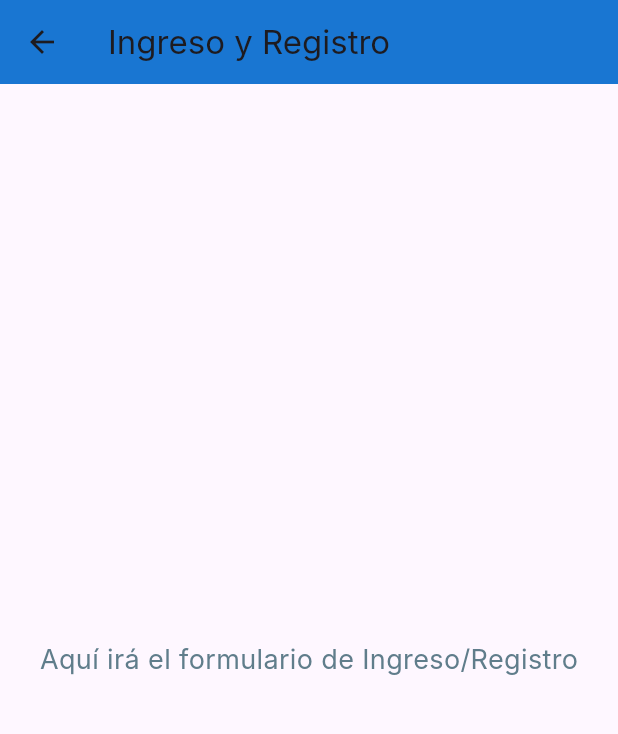
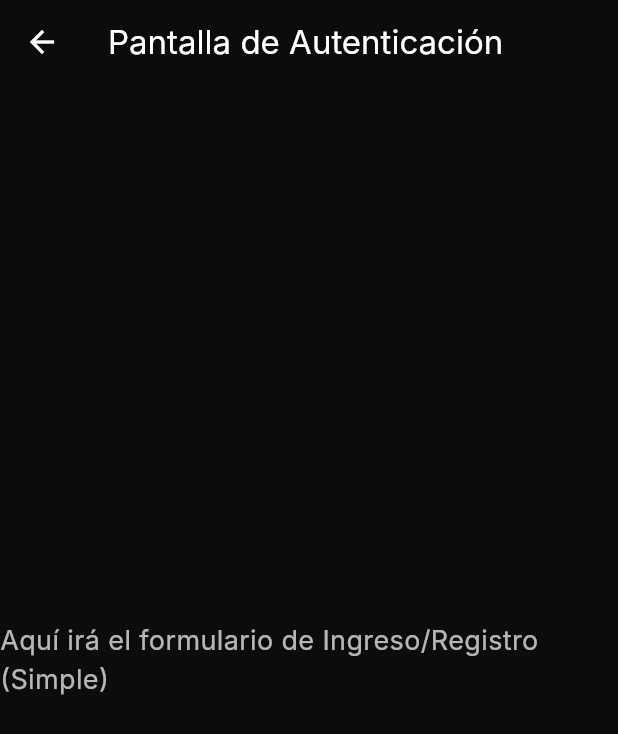
Before and after one commit to TanyaTec/LDSW_3.4_utilizacion_de_widgets, a Flutter app: the screen it shows after launch, after a tap on "Ingresa", on a phone screen of 412 x 824 dp. Shown: the top 734 px of the screen. Run offline on Flutter 3.47's test engine with Material 3 defaults, Android fonts, the phone set to English and light mode, and no system bars; Roboto replaces fonts that are missing (Inter).

Commit message:
home screen prueba final

```diff
--- a/lib/login_screen.dart
+++ b/lib/login_screen.dart
@@ -1,24 +1,27 @@
 import 'package:flutter/material.dart';
-
-// Este es un widget simple sin estado (StatelessWidget)
-// que sirve como un marcador de posición para la futura
-// pantalla de inicio de sesión y registro.
 
 class LoginScreen extends StatelessWidget {
   const LoginScreen({super.key});
 
   @override
   Widget build(BuildContext context) {
-    // Scaffold proporciona la estructura básica de la aplicación.
-    return const Scaffold(
+    // Scaffold proporciona la estructura base de la pantalla
+    return Scaffold(
       appBar: AppBar(
-        title: Text('Ingreso y Registro'),
-        backgroundColor: Color(0xFF1976D2), // Color de la barra superior
+        // Título de la pantalla de autenticación
+        title: const Text('Pantalla de Autenticación', style: TextStyle(color: Colors.white)),
+        // Color de fondo oscuro para la barra de navegación
+        backgroundColor: const Color.fromARGB(255, 12, 12, 12),
+        // Ícono de regreso blanco
+        iconTheme: const IconThemeData(color: Colors.white),
       ),
-      body: Center(
+      // Fondo de pantalla oscuro
+      backgroundColor: const Color.fromARGB(255, 12, 12, 12),
+      body: const Center(
         child: Text(
-          'Aquí irá el formulario de Ingreso/Registro',
-          style: TextStyle(fontSize: 18, color: Colors.blueGrey),
+          // Mensaje temporal para el placeholder
+          'Aquí irá el formulario de Ingreso/Registro (Simple)',
+          style: TextStyle(color: Colors.white70, fontSize: 18),
         ),
       ),
     );
--- a/lib/main.dart
+++ b/lib/main.dart
@@ -50,56 +50,61 @@ class WelcomeBody extends StatelessWidget {
     return Stack(
       fit: StackFit.expand,
       children: <Widget>[
-        // 1. Fondo de Pantalla (simulado con un degradado)
+        // 1. Fondo de Pantalla (AHORA USA LA IMAGEN DE ASSETS)
+        Image.asset(
+          // ¡IMPORTANTE! Revisa si tu imagen se llama 'fondo_moviezone.jpg'
+          'assets/images/cine.jpg',
+          fit: BoxFit.cover, // Para que la imagen cubra toda la pantalla
+        ),
+        // 2. Overlay Oscuro (para que el texto sea legible sobre la imagen)
         Container(
-          decoration: BoxDecoration(
-            gradient: LinearGradient(
-              colors: [
-                Color.fromARGB(255, 12, 12, 12),
-                Color.fromARGB(255, 30, 30, 30)
-              ],
-              begin: Alignment.topCenter,
-              end: Alignment.bottomCenter,
-            ),
-          ),
+          color: Colors.black.withOpacity(0.5), // Capa semitransparente
         ),
-        // 2. Contenido Centrado (Logo, Texto y Botones)
+        // 3. Contenido Centrado (Logo, Texto y Botones)
         Center(
           child: Padding(
-            padding: EdgeInsets.all(32.0),
+            padding: const EdgeInsets.all(32.0),
             // Column organiza los elementos verticalmente
             child: Column(
               mainAxisAlignment: MainAxisAlignment.center,
               crossAxisAlignment: CrossAxisAlignment.stretch,
               children: <Widget>[
                 // Título de la Aplicación
-                Text(
-                  'Bienvenid@ a MovieZone',
+                const Text(
+                  'MovieZone',
                   textAlign: TextAlign.center,
                   style: TextStyle(
                     color: Colors.white,
-                    fontSize: 32.0,
+                    fontSize: 52.0,
                     fontWeight: FontWeight.bold,
+                    shadows: [
+                      // La sombra negra hace que el texto resalte
+                      Shadow(
+                        blurRadius: 8.0, // Suavidad de la sombra
+                        color: Colors.black, // Color de la sombra
+                        offset: Offset(3.0, 3.0), // Desplazamiento
+                      ),
+                    ],
                   ),
                 ),
-                SizedBox(height: 20),
+                const SizedBox(height: 20),
                 // Imagen/Logo (Usamos un Icono como placeholder de Logo)
-                Icon(
+                const Icon(
                   Icons.local_movies,
                   color: Color(0xFFE50914), // Un color de cine
-                  size: 100.0,
+                  size: 150.0,
                 ),
-                SizedBox(height: 40),
+                const SizedBox(height: 40),
                 // Mensaje de Bienvenida
-                Text(
-                  '¡Hey bienvenid@ al mundo del cine!',
+                const Text(
+                  '¡Bienvenid@ al mundo del cine!',
                   textAlign: TextAlign.center,
                   style: TextStyle(
                     color: Colors.white70,
-                    fontSize: 16.0,
+                    fontSize: 22.0,
                   ),
                 ),
-                SizedBox(height: 50),
+                const SizedBox(height: 50),
                 // Botón Ingresa
                 ElevatedButton(
                   onPressed: () {
@@ -110,8 +115,8 @@ class WelcomeBody extends StatelessWidget {
                     );
                   },
                   style: ElevatedButton.styleFrom(
-                    backgroundColor: Color(0xFFE50914), // Fondo rojo de botón
-                    padding: EdgeInsets.symmetric(vertical: 15),
+                    backgroundColor: const Color(0xFFE50914), // Fondo rojo de botón
+                    padding: const EdgeInsets.symmetric(vertical: 15),
                     shape: RoundedRectangleBorder(
                       borderRadius: BorderRadius.circular(30),
                     ),
@@ -124,7 +129,7 @@ class WelcomeBody extends StatelessWidget {
                         color: Colors.white),
                   ),
                 ),
-                SizedBox(height: 15),
+                const SizedBox(height: 15),
                 // Botón Regístrate (Usamos un botón Outline para diferenciar)
                 OutlinedButton(
                   onPressed: () {
@@ -135,8 +140,8 @@ class WelcomeBody extends StatelessWidget {
                     );
                   },
                   style: OutlinedButton.styleFrom(
-                    padding: EdgeInsets.symmetric(vertical: 15),
-                    side: BorderSide(color: Color(0xFFE50914), width: 2), // Borde rojo
+                    padding: const EdgeInsets.symmetric(vertical: 15),
+                    side: const BorderSide(color: Color(0xFFE50914), width: 2), // Borde rojo
                     shape: RoundedRectangleBorder(
                       borderRadius: BorderRadius.circular(30),
                     ),
--- a/pubspec.yaml
+++ b/pubspec.yaml
@@ -58,9 +58,8 @@ flutter:
   uses-material-design: true
 
   # To add assets to your application, add an assets section, like this:
-  # assets:
-  #   - images/a_dot_burr.jpeg
-  #   - images/a_dot_ham.jpeg
+  assets:
+    - assets/images/
 
   # An image asset can refer to one or more resolution-specific "variants", see
   # https://flutter.dev/to/resolution-aware-images
```
Also changed, not shown: assets/images/dark-background.jpg (added), assets/images/textura.jpg (added), 1 other file.
